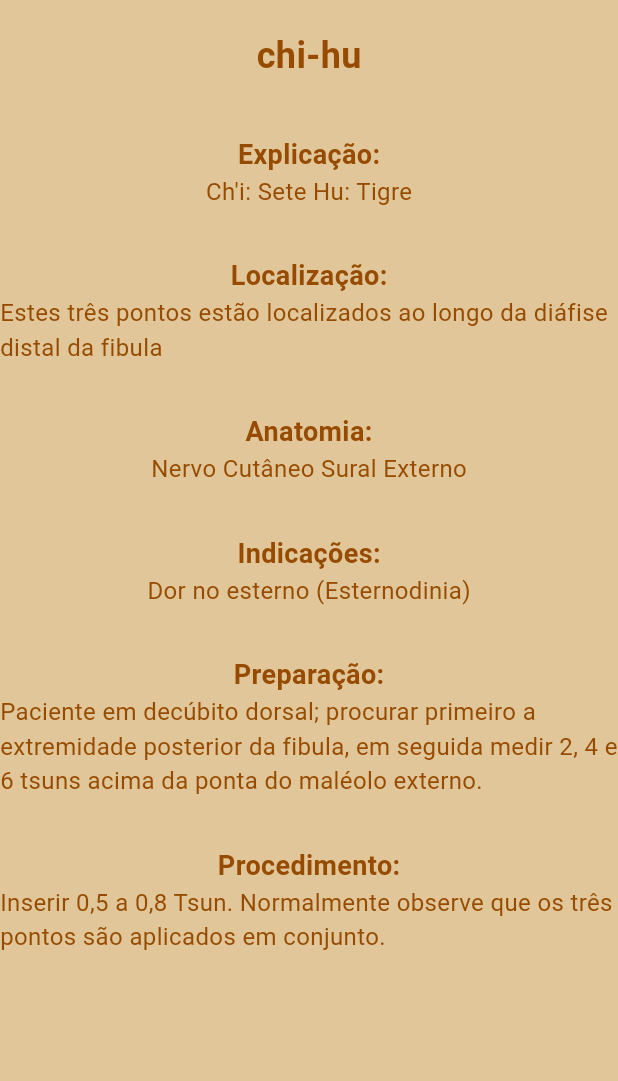
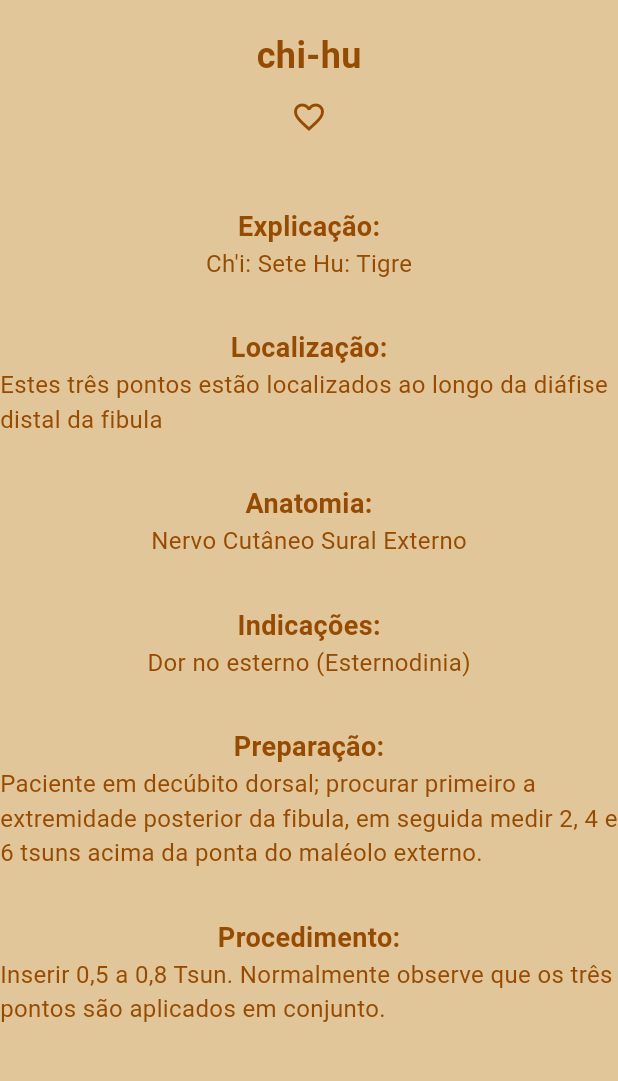
Before and after one commit to RaviHelon-msf/flutter_app_1, a Flutter app: the MyContPage screen opened directly, on a phone screen of 412 x 824 dp, the part 84-1165 px from its top. Run offline on Flutter 3.47's test engine with Material 2 defaults, Android fonts, the phone set to English and light mode, and no system bars; our stand-ins replace shared_preferences; accounts and stored records are empty.

Commit message:
Feat: Add fav button
Added a button to indicate favoritinness as well as a marker in the JSON

```diff
--- a/assets/data/pontos.json
+++ b/assets/data/pontos.json
@@ -1,6 +1,7 @@
 {
     "chi-hu": {
         "id" : 1,
+        "is_fav" : false,
         "name" : "chi-hu",
         "explication": "Ch'i: Sete Hu: Tigre",
         "localization": "Estes três pontos estão localizados ao longo da diáfise distal da fibula",
@@ -20,6 +21,7 @@
     },
     "zong-san": {
         "id" : 2,
+        "is_fav" : false,
         "name": "zong-san",
         "explication": "Zong: ancestral San: três",
         "localization": "Este ponto está localizado 1 tsun acima da linha superior do maléolo medial, no terço superior da tíbia.",
@@ -39,6 +41,7 @@
     },
     "zhong-xing": {
         "id" : 3,
+        "is_fav" : false,
         "name" : "zhong-xing",
         "explication": "Zhong: central Xing: andar",
         "localization": "Este ponto está localizado 3 tsuns acima da linha superior do maléolo medial, no terço superior da tíbia.",
--- a/lib/my_cont_page.dart
+++ b/lib/my_cont_page.dart
@@ -81,6 +81,24 @@ class _MyContPageState extends State<MyContPage> {
                 fontSize: 24, // Adjust the font size as needed
               ),
             ),
+            IconButton(
+              icon: Icon(
+                (myAppState.jsonData?[widget.myTestInput]?['fav'] ?? false)
+                    ? Icons.favorite
+                    : Icons.favorite_border,
+                color:
+                    (myAppState.jsonData?[widget.myTestInput]?['fav'] ?? false)
+                        ? Colors.red
+                        : null,
+              ),
+              onPressed: () {
+                // Toggle favorite status
+                setState(() {
+                  myAppState.jsonData?[widget.myTestInput]?['fav'] =
+                      !myAppState.jsonData?[widget.myTestInput]?['fav'];
+                });
+              },
+            ),
             SizedBox(height: 20),
             buildTextWithTags("Explicação:",
                 myAppState.jsonData?[widget.myTestInput]?['explication']),
--- a/lib/my_search.dart
+++ b/lib/my_search.dart
@@ -13,6 +13,7 @@ class MySearchPage extends StatefulWidget {
 
 class AcupuncturePoint {
   final int id;
+  final bool fav;
   final String name;
   final String explication;
   final String localization;
@@ -23,6 +24,7 @@ class AcupuncturePoint {
 
   AcupuncturePoint({
     required this.id,
+    required this.fav,
     required this.name,
     required this.explication,
     required this.localization,
@@ -35,6 +37,7 @@ class AcupuncturePoint {
   factory AcupuncturePoint.fromJson(Map<String, dynamic> json) {
     return AcupuncturePoint(
       id: json['id'] ?? 0, // Provide a default value for id if it's null
+      fav: json['fav'] ?? false,
       name: json['name'] ?? '', // Provide a default value for name if it's null
       explication: json['explication'] ?? '',
       localization: json['localization'] ?? '',
--- a/pubspec.yaml
+++ b/pubspec.yaml
@@ -14,6 +14,7 @@ dependencies:
 
   english_words: ^4.0.0
   provider: ^6.0.0
+  shared_preferences: ^2.0.8
 
 dev_dependencies:
   flutter_test:
```
Also changed, not shown: lib/main.dart (+14 -0 lines), pubspec.lock, 1 other file.
